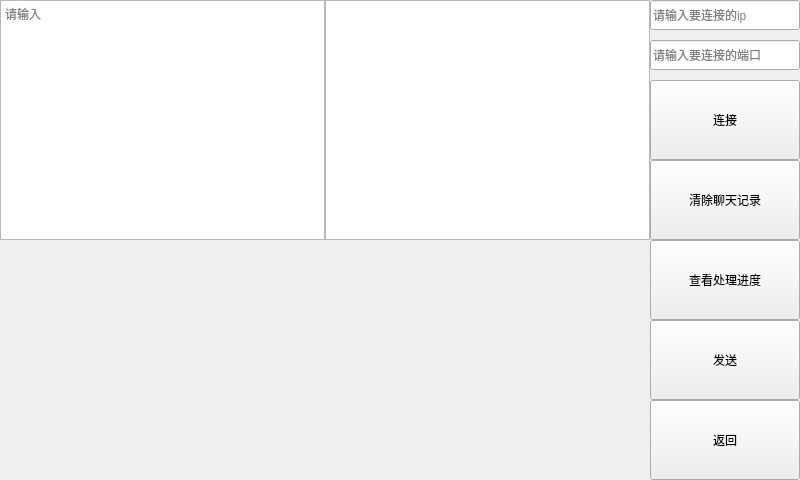
First picture: the form in QtProject/tcpclient.ui, repository LiuChuXuan/gec6818_arm_demo, before the edit.
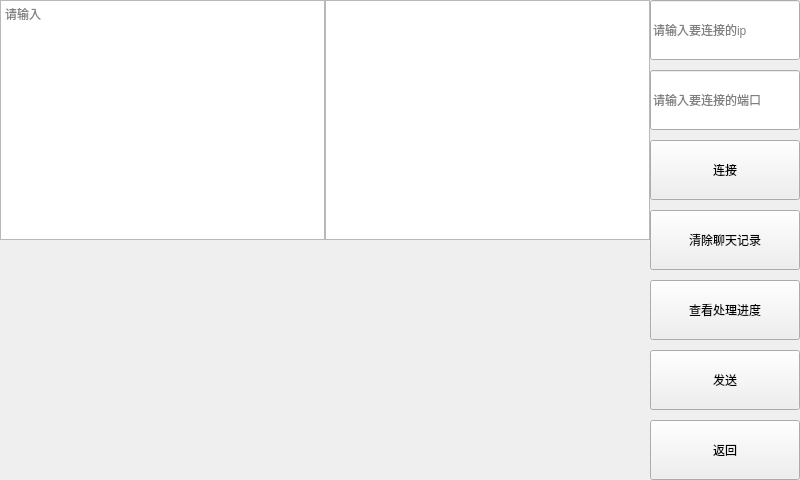
Second picture: the form after the edit.

```diff
--- a/QtProject/tcpclient.ui
+++ b/QtProject/tcpclient.ui
@@ -20,9 +20,9 @@
    <property name="geometry">
     <rect>
      <x>650</x>
-     <y>80</y>
+     <y>140</y>
      <width>150</width>
-     <height>80</height>
+     <height>60</height>
     </rect>
    </property>
    <property name="text">
@@ -33,9 +33,9 @@
    <property name="geometry">
     <rect>
      <x>650</x>
-     <y>320</y>
+     <y>350</y>
      <width>150</width>
-     <height>80</height>
+     <height>60</height>
     </rect>
    </property>
    <property name="text">
@@ -46,9 +46,9 @@
    <property name="geometry">
     <rect>
      <x>650</x>
-     <y>160</y>
+     <y>210</y>
      <width>150</width>
-     <height>80</height>
+     <height>60</height>
     </rect>
    </property>
    <property name="text">
@@ -84,7 +84,7 @@
      <x>650</x>
      <y>0</y>
      <width>150</width>
-     <height>30</height>
+     <height>60</height>
     </rect>
    </property>
    <property name="placeholderText">
@@ -95,9 +95,9 @@
    <property name="geometry">
     <rect>
      <x>650</x>
-     <y>40</y>
+     <y>70</y>
      <width>150</width>
-     <height>30</height>
+     <height>60</height>
     </rect>
    </property>
    <property name="placeholderText">
@@ -108,9 +108,9 @@
    <property name="geometry">
     <rect>
      <x>650</x>
-     <y>240</y>
+     <y>280</y>
      <width>150</width>
-     <height>80</height>
+     <height>60</height>
     </rect>
    </property>
    <property name="text">
@@ -121,9 +121,9 @@
    <property name="geometry">
     <rect>
      <x>650</x>
-     <y>400</y>
+     <y>420</y>
      <width>150</width>
-     <height>80</height>
+     <height>60</height>
     </rect>
    </property>
    <property name="text">
```
